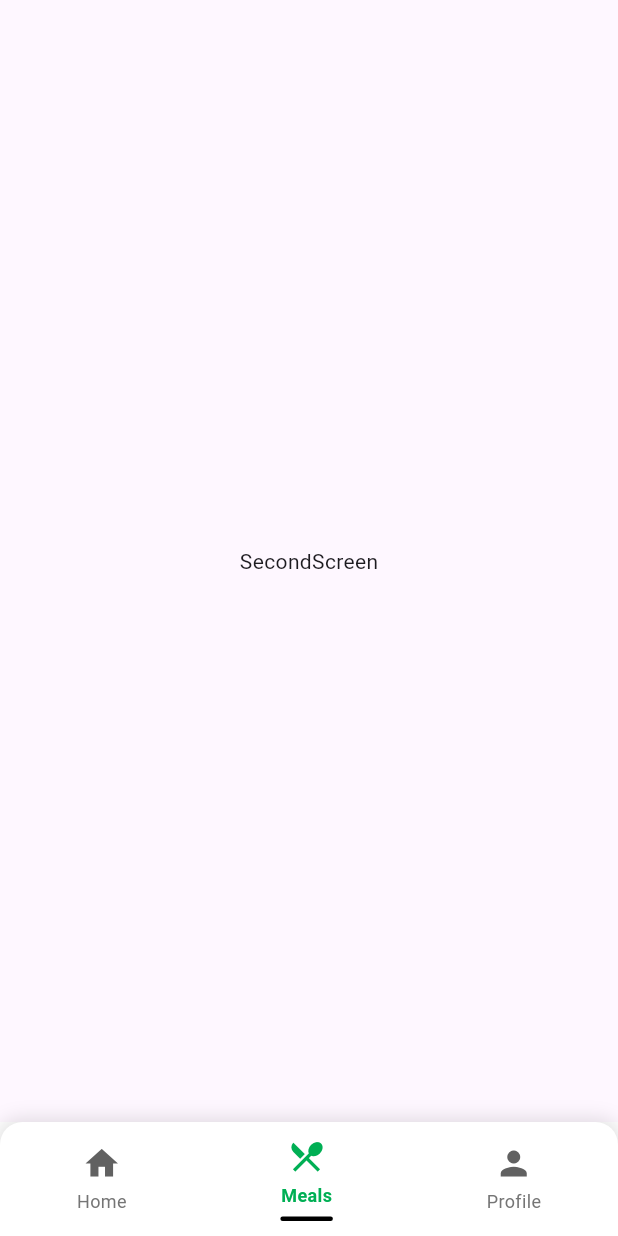
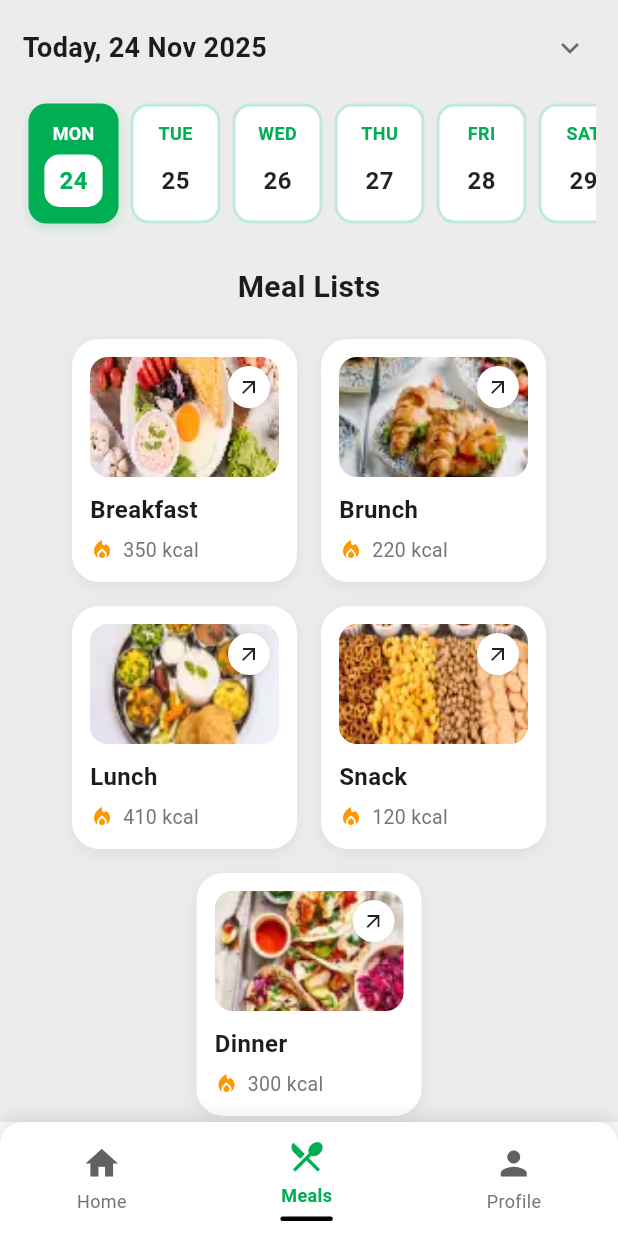
Before and after one commit to NAUSHAD-APPARATUS/Diet_plan, a Flutter app: the screen it shows once a user with an empty profile is signed in, item 2 of the bottom bar chosen, on a phone screen of 412 x 824 dp. Run offline on Flutter 3.47's test engine with Material 3 defaults, Android fonts, the phone set to English and light mode, and no system bars; our stand-ins replace firebase_auth, firebase_core, google_sign_in; accounts and stored records are empty.

Commit message:
updated code

```diff
--- a/lib/Diet_Preference.dart
+++ b/lib/Diet_Preference.dart
@@ -1,20 +1,10 @@
-
-import 'dart:math';
-
+import 'package:flutter/material.dart';
 import 'package:diet_plan_app/Health_Coditions.dart';
-
-import 'package:flutter/material.dart';
-import 'package:flutter/services.dart';
-import 'package:diet_plan_app/firebase_options.dart';
-import 'package:firebase_auth/firebase_auth.dart';
-import 'package:firebase_core/firebase_core.dart';
-
 
 class AppColors {
   AppColors._();
   static const primary = Color(0xFF00AF54);
 }
-
 
 class Diet_preferenceScreen extends StatefulWidget {
   const Diet_preferenceScreen({super.key});
@@ -24,19 +14,35 @@ class Diet_preferenceScreen extends StatefulWidget {
 }
 
 class _Diet_preferenceScreenState extends State<Diet_preferenceScreen> {
-  String? selectedDiet;
+  final List<String> _options = [
+    'Veg',
+    'Non-Veg',
+    'Vegan',
+    'Eggetarian',
+    'Keto / Low-Carb',
+  ];
 
+  late final Map<String, bool> _selected;
 
   @override
-  void dispose() {
-    super.dispose();
+  void initState() {
+    super.initState();
+    _selected = {for (final o in _options) o: false};
   }
 
+  bool get _anySelected => _selected.values.any((v) => v);
 
-  Widget _diet(String label) {
-    final bool isSelected = selectedDiet == label;
+  void _onCheckboxChanged(String label, bool? value) {
+    setState(() {
+      _selected[label] = value ?? false;
+    });
+  }
+
+  Widget _optionTile(String label) {
+    final isSelected = _selected[label] ?? false;
+
     return GestureDetector(
-      onTap: () => setState(() => selectedDiet = label),
+      onTap: () => _onCheckboxChanged(label, !isSelected),
       child: Container(
         width: double.infinity,
         height: 46,
@@ -44,7 +50,10 @@ class _Diet_preferenceScreenState extends State<Diet_preferenceScreen> {
           color: isSelected ? AppColors.primary : Colors.grey[200],
           borderRadius: BorderRadius.circular(15),
         ),
-        alignment: Alignment.center,
+        padding: const EdgeInsets.symmetric(horizontal: 16),
+        child: Row(
+          children: [
+            Expanded(
               child: Text(
                 label,
                 style: TextStyle(
@@ -54,16 +63,51 @@ class _Diet_preferenceScreenState extends State<Diet_preferenceScreen> {
                 ),
               ),
             ),
+            SizedBox(
+              width: 32,
+              height: 32,
+              child: Theme(
+                data: Theme.of(context).copyWith(
+                  unselectedWidgetColor: isSelected ? Colors.white : Colors.grey.shade600,
+                ),
+                child: Checkbox(
+                  value: isSelected,
+                  onChanged: (v) => _onCheckboxChanged(label, v),
+                  shape: const CircleBorder(),
+                  side: BorderSide(color: isSelected ? Colors.white : Colors.grey.shade600),
+                  activeColor: isSelected ? Colors.white : AppColors.primary,
+                  checkColor: isSelected ? AppColors.primary : Colors.white,
+                ),
+              ),
+            ),
+          ],
+        ),
+      ),
     );
   }
 
+  void _onContinue() {
+    if (!_anySelected) {
+      ScaffoldMessenger.of(context).showSnackBar(
+        const SnackBar(content: Text('Please select at least one diet preference')),
+      );
+      return;
+    }
 
+    // If you need to pass the selected options forward, build a list here:
+    final selectedList = _selected.entries.where((e) => e.value).map((e) => e.key).toList();
 
+    // Example: print or pass to next screen
+    // print(selectedList);
 
+    Navigator.push(
+      context,
+      MaterialPageRoute(builder: (_) => const Health_ConditionsScreen()),
+    );
+  }
 
   @override
   Widget build(BuildContext context) {
-    final bool selectionEmpty = (selectedDiet?.trim().isEmpty ?? false);
     return Scaffold(
       backgroundColor: Colors.white,
       body: Center(
@@ -80,49 +124,29 @@ class _Diet_preferenceScreenState extends State<Diet_preferenceScreen> {
                   style: TextStyle(
                     fontSize: 20,
                     fontWeight: FontWeight.w700,
-                      color: AppColors.primary),
+                    color: AppColors.primary,
+                  ),
                 ),
                 const SizedBox(height: 20),
-                _diet('Veg'),
+                _optionTile('Veg'),
                 const SizedBox(height: 12),
-                _diet('Non-Veg'),
+                _optionTile('Non-Veg'),
                 const SizedBox(height: 12),
-                _diet('Vegan'),
+                _optionTile('Vegan'),
                 const SizedBox(height: 12),
-                _diet('Eggetarian'),
+                _optionTile('Eggetarian'),
                 const SizedBox(height: 12),
-                _diet('Keto / Low-Carb'),
-
+                _optionTile('Keto / Low-Carb'),
                 const SizedBox(height: 20),
                 SizedBox(
                   width: double.infinity,
                   child: ElevatedButton(
                     style: ElevatedButton.styleFrom(
                       backgroundColor: AppColors.primary,
-                      padding: const EdgeInsets.symmetric(
-                        horizontal: 115,
-                        vertical: 18,
+                      padding: const EdgeInsets.symmetric(horizontal: 115, vertical: 18),
+                      shape: RoundedRectangleBorder(borderRadius: BorderRadius.circular(15)),
                     ),
-                      shape: RoundedRectangleBorder(
-                        borderRadius: BorderRadius.circular(15),
-                      ),
-                    ),
-                    onPressed: selectionEmpty ? null : () {
-                      if (selectedDiet == null || selectedDiet!.trim().isEmpty) {
-                        ScaffoldMessenger.of(context).showSnackBar(
-                          const SnackBar(
-                            content: Text(
-                              "Please fill all fields",
-                              style: TextStyle(color: Colors.white),),
-                          ),
-                        );
-                        return;
-                      }
-                      Navigator.push(
-                        context,
-                        MaterialPageRoute(builder: (_) => Health_ConditionsScreen()),
-                      );
-                    },
+                    onPressed: _onContinue,
                     child: const Text(
                       "Continue",
                       style: TextStyle(color: Colors.white, fontSize: 15),
--- a/lib/Home/firstScreen.dart
+++ b/lib/Home/home.dart
@@ -10,7 +10,7 @@ import 'package:diet_plan_app/firebase_options.dart';
 import 'package:firebase_auth/firebase_auth.dart';
 import 'package:firebase_core/firebase_core.dart';
 
-import 'mothly.dart';
+import 'monthly.dart';
 
 class AppColors {
   AppColors._();
--- a/lib/Home_Page.dart
+++ b/lib/Home_Page.dart
@@ -1,5 +1,5 @@
-import 'package:diet_plan_app/Meals/SecondScreen.dart';
-import 'package:diet_plan_app/Home/firstScreen.dart';
+import 'package:diet_plan_app/Meals/meals.dart';
+import 'package:diet_plan_app/Home/home.dart';
 import 'package:flutter/material.dart';
 import 'package:firebase_auth/firebase_auth.dart';
 import 'package:diet_plan_app/firebase_options.dart';
--- a/lib/Meals/SecondScreen.dart
+++ /dev/null
@@ -1,58 +0,0 @@
-import 'dart:math';
-
-import 'package:diet_plan_app/Get_Started.dart';
-import 'package:diet_plan_app/Home_Page.dart';
-import 'package:flutter/material.dart';
-import 'package:flutter/services.dart';
-import 'package:diet_plan_app/firebase_options.dart';
-import 'package:firebase_auth/firebase_auth.dart';
-import 'package:firebase_core/firebase_core.dart';
-
-class AppColors {
-  AppColors._();
-  static const primary = Color(0xFF00AF54);
-}
-
-void main() async {
-  WidgetsFlutterBinding.ensureInitialized();
-  await Firebase.initializeApp(options: DefaultFirebaseOptions.currentPlatform);
-  runApp(const Second());
-}
-
-class Second extends StatelessWidget {
-  const Second({super.key});
-
-  @override
-  Widget build(BuildContext context) {
-    return MaterialApp(
-      debugShowCheckedModeBanner: false,
-      title: 'Diet Plan',
-      theme: ThemeData(primarySwatch: Colors.green),
-      home: const SecondScreen(),
-    );
-  }
-}
-
-class SecondScreen extends StatefulWidget {
-  const SecondScreen({super.key});
-
-  @override
-  State<SecondScreen> createState() =>
-      _SecondScreenState();
-}
-
-class _SecondScreenState extends State<SecondScreen> {
-
-
-
-
-  @override
-  Widget build(BuildContext context) {
-    return Scaffold(
-      body: Center(
-        child: Text("SecondScreen"),
-      ),
-
-    );
-  }
-}
--- /dev/null
+++ b/lib/Meals/meals.dart
@@ -0,0 +1,413 @@
+// main.dart
+import 'package:flutter/material.dart';
+import 'package:firebase_core/firebase_core.dart';
+import 'package:diet_plan_app/firebase_options.dart'; // adjust if needed
+
+class AppColors {
+  AppColors._();
+  static const primary = Color(0xFF00AF54);
+  static const bgColor = Color(0xFFececec);
+ }
+
+void main() async {
+  WidgetsFlutterBinding.ensureInitialized();
+  await Firebase.initializeApp(options: DefaultFirebaseOptions.currentPlatform);
+  runApp(const Second());
+}
+
+class Second extends StatelessWidget {
+  const Second({super.key});
+
+  @override
+  Widget build(BuildContext context) {
+    return MaterialApp(
+      debugShowCheckedModeBanner: false,
+      title: 'Diet Plan',
+      theme: ThemeData(primarySwatch: Colors.green),
+      home: const SecondScreen(),
+    );
+  }
+}
+
+class SecondScreen extends StatefulWidget {
+  const SecondScreen({super.key});
+
+  @override
+  State<SecondScreen> createState() => _SecondScreenState();
+}
+
+class _SecondScreenState extends State<SecondScreen> {
+  DateTime selectedDate = DateTime.now();
+
+  List<DateTime> getWeekDates(DateTime center) {
+    // Build a small week window centered on the selected week (Mon..Sun)
+    // We'll show Monday..Saturday as in screenshot (or 7 days) starting from Monday of this week.
+    final monday = center.subtract(Duration(days: center.weekday - 1));
+    return List.generate(7, (i) => DateTime(monday.year, monday.month, monday.day + i));
+  }
+
+  String shortWeekday(DateTime d) {
+    switch (d.weekday) {
+      case DateTime.monday:
+        return 'MON';
+      case DateTime.tuesday:
+        return 'TUE';
+      case DateTime.wednesday:
+        return 'WED';
+      case DateTime.thursday:
+        return 'THU';
+      case DateTime.friday:
+        return 'FRI';
+      case DateTime.saturday:
+        return 'SAT';
+      case DateTime.sunday:
+        return 'SUN';
+      default:
+        return '';
+    }
+  }
+
+  String monthName(int m) {
+    const months = [
+      'Jan', 'Feb', 'Mar', 'Apr', 'May', 'Jun',
+      'Jul', 'Aug', 'Sep', 'Oct', 'Nov', 'Dec'
+    ];
+    return months[m - 1];
+  }
+
+  @override
+  Widget build(BuildContext context) {
+    final weekDates = getWeekDates(selectedDate);
+
+    return Scaffold(
+      backgroundColor: AppColors.bgColor,
+      body: SafeArea(
+        child: SingleChildScrollView(
+          padding: const EdgeInsets.fromLTRB(15, 15, 15, 30),
+          child: Column(
+            mainAxisAlignment: MainAxisAlignment.center,
+            crossAxisAlignment: CrossAxisAlignment.center,
+            children: [
+              // --- Date header ---
+              DateHeader(
+                selectedDate: selectedDate,
+                onTapChevron: () {
+                  // example action: go to next week on chevron tap
+                  setState(() {
+                    selectedDate = selectedDate.add(const Duration(days: 7));
+                  });
+                },
+              ),
+
+              const SizedBox(height: 12),
+
+              // --- Horizontal date pills ---
+              SizedBox(
+                height: 96,
+                child: ListView.separated(
+                  scrollDirection: Axis.horizontal,
+                  itemCount: weekDates.length,
+                  padding: const EdgeInsets.symmetric(horizontal: 4),
+                  separatorBuilder: (_, __) => const SizedBox(width: 8),
+                  itemBuilder: (context, index) {
+                    final d = weekDates[index];
+                    final isSelected = d.year == selectedDate.year &&
+                        d.month == selectedDate.month &&
+                        d.day == selectedDate.day;
+
+                    return Padding(
+                      padding: const EdgeInsets.symmetric(vertical: 8),
+                      child: GestureDetector(
+                        onTap: () {
+                          setState(() {
+                            selectedDate = d;
+                          });
+                        },
+                        child: DatePill(
+                          weekday: shortWeekday(d),
+                          dayNumber: d.day.toString(),
+                          isSelected: isSelected,
+                        ),
+                      ),
+                    );
+                  },
+                ),
+              ),
+              const SizedBox(height: 20),
+
+              Row(
+                mainAxisAlignment: MainAxisAlignment.center,
+                children: const [
+                  Text(
+                    "Meal Lists",
+                    style: TextStyle(fontSize: 20, fontWeight: FontWeight.bold),
+                  ),
+                ],
+              ),
+
+              const SizedBox(height: 20),
+
+              Column(
+                children: [
+                  Row(
+                    mainAxisAlignment: MainAxisAlignment.center,
+                    children: const [
+                      MealCard(
+                        title: "Breakfast",
+                        kcal: "350",
+                        imagePath:"assets/images/breakfast.webp",
+                      ),
+                      SizedBox(width: 16),
+                      MealCard(
+                        title: "Brunch",
+                        kcal: "220",
+                        imagePath:"assets/images/brunch.webp",
+                      ),
+                    ],
+                  ),
+
+                  const SizedBox(height: 16),
+
+                  Row(
+                    mainAxisAlignment: MainAxisAlignment.center,
+                    children: const [
+                      MealCard(
+                        title: "Lunch",
+                        kcal: "410",
+                        imagePath:"assets/images/lunch.webp",
+                      ),
+                      SizedBox(width: 16),
+                      MealCard(
+                        title: "Snack",
+                        kcal: "120",
+                        imagePath:"assets/images/snacks.webp",
+                      ),
+                    ],
+                  ),
+
+                  const SizedBox(height: 16),
+
+                  Row(
+                    mainAxisAlignment: MainAxisAlignment.center,
+                    children: const [
+                      MealCard(
+                        title: "Dinner",
+                        kcal: "300",
+                        imagePath:"assets/images/dinner.webp",
+                      ),
+                    ],
+                  ),
+
+                  const SizedBox(height: 30),
+                ],
+              ),
+            ],
+          ),
+        ),
+      ),
+    );
+  }
+}
+class DateHeader extends StatelessWidget {
+  final DateTime selectedDate;
+  final VoidCallback? onTapChevron;
+
+  const DateHeader({super.key, required this.selectedDate, this.onTapChevron});
+
+  String monthName(int m) {
+    const months = [
+      'Jan', 'Feb', 'Mar', 'Apr', 'May', 'Jun',
+      'Jul', 'Aug', 'Sep', 'Oct', 'Nov', 'Dec'
+    ];
+    return months[m - 1];
+  }
+
+  @override
+  Widget build(BuildContext context) {
+    final text = 'Today, ${selectedDate.day} ${monthName(selectedDate.month)} ${selectedDate.year}';
+    return Row(
+      children: [
+        Expanded(
+          child: Text(
+            text,
+            style: const TextStyle(fontSize: 18, fontWeight: FontWeight.w700),
+          ),
+        ),
+        GestureDetector(
+          onTap: onTapChevron,
+          child: Container(
+            height: 34,
+            width: 34,
+            decoration: BoxDecoration(
+              color: Colors.transparent,
+              borderRadius: BorderRadius.circular(8),
+            ),
+            child: const Icon(Icons.keyboard_arrow_down, color: Colors.black54),
+          ),
+        ),
+      ],
+    );
+  }
+}
+
+class DatePill extends StatelessWidget {
+  final String weekday;
+  final String dayNumber;
+  final bool isSelected;
+
+  const DatePill({
+    super.key,
+    required this.weekday,
+    required this.dayNumber,
+    this.isSelected = false,
+  });
+
+  @override
+  Widget build(BuildContext context) {
+    // unselected: white background with green outline and small rounded shape (like screenshot)
+    return Container(
+      width: 60,
+      padding: const EdgeInsets.symmetric(vertical: 8, horizontal: 8),
+      decoration: BoxDecoration(
+        color: isSelected ? AppColors.primary : Colors.white,
+        borderRadius: BorderRadius.circular(12),
+        border: isSelected ? null : Border.all(color: AppColors.primary.withOpacity(0.25), width: 2),
+        boxShadow: isSelected ? [BoxShadow(color: AppColors.primary.withOpacity(0.18), blurRadius: 6, offset: const Offset(0,3))] : [],
+      ),
+      child: Column(
+        mainAxisSize: MainAxisSize.min,
+        mainAxisAlignment: MainAxisAlignment.center,
+        crossAxisAlignment: CrossAxisAlignment.center,
+        children: [
+          Text(
+            weekday,
+            style: TextStyle(
+              fontSize: 12,
+              fontWeight: FontWeight.w600,
+              color: isSelected ? Colors.white : AppColors.primary,
+            ),
+          ),
+          const SizedBox(height: 6),
+          Container(
+            padding: const EdgeInsets.symmetric(vertical: 6, horizontal: 10),
+            decoration: BoxDecoration(
+              color: isSelected ? Colors.white : Colors.transparent,
+              borderRadius: BorderRadius.circular(10),
+            ),
+            child: Text(
+              dayNumber,
+              style: TextStyle(
+                fontSize: 16,
+                fontWeight: FontWeight.w700,
+                color: isSelected ? AppColors.primary : Colors.black87,
+              ),
+            ),
+          )
+        ],
+      ),
+    );
+  }
+}
+
+class MealCard extends StatelessWidget {
+  final String title;
+  final String kcal;
+  final String imagePath;
+  final VoidCallback? onTap;
+
+  const MealCard({
+    super.key,
+    required this.title,
+    required this.kcal,
+    required this.imagePath,
+    this.onTap,
+  });
+
+  @override
+  Widget build(BuildContext context) {
+    return GestureDetector(
+      onTap: onTap,
+      child: Container(
+        width: 150,
+        padding: const EdgeInsets.all(12),
+        decoration: BoxDecoration(
+          color: Colors.white,
+          borderRadius: BorderRadius.circular(18),
+          boxShadow: [
+            BoxShadow(
+              color: Colors.black.withOpacity(0.06),
+              blurRadius: 8,
+              offset: const Offset(0, 3),
+            ),
+          ],
+        ),
+        child: Column(
+          crossAxisAlignment: CrossAxisAlignment.start,
+          children: [
+            // image + arrow icon
+            Stack(
+              children: [
+                ClipRRect(
+                  borderRadius: BorderRadius.circular(12),
+                  child: Image.asset(
+                    imagePath,
+                    height: 80,
+                    width: double.infinity,
+                    fit: BoxFit.cover,
+                    errorBuilder: (context, error, _) {
+                      return Container(
+                        height: 80,
+                        alignment: Alignment.center,
+                        decoration: BoxDecoration(
+                          color: Colors.grey.shade200,
+                          borderRadius: BorderRadius.circular(12),
+                        ),
+                        child: Icon(Icons.fastfood, size: 34, color: Colors.grey.shade600),
+                      );
+                    },
+                  ),
+                ),
+                Positioned(
+                  right: 6,
+                  top: 6,
+                  child: Container(
+                    height: 28,
+                    width: 28,
+                    decoration: BoxDecoration(
+                      color: Colors.white,
+                      shape: BoxShape.circle,
+                      boxShadow: [
+                        BoxShadow(color: Colors.black.withOpacity(0.1), blurRadius: 4)
+                      ],
+                    ),
+                    child: const Icon(Icons.arrow_outward, size: 16),
+                  ),
+                ),
+              ],
+            ),
+
+            const SizedBox(height: 10),
+
+            Text(
+              title,
+              style: const TextStyle(fontSize: 16, fontWeight: FontWeight.w600),
+            ),
+
+            const SizedBox(height: 6),
+
+            Row(
+              children: [
+                const Icon(Icons.local_fire_department, size: 16, color: Colors.orange),
+                const SizedBox(width: 6),
+                Text(
+                  "$kcal kcal",
+                  style: TextStyle(fontSize: 13, color: Colors.grey.shade600),
+                ),
+              ],
+            ),
+          ],
+        ),
+      ),
+    );
+  }
+}
--- a/lib/login.dart
+++ b/lib/login.dart
@@ -2,6 +2,7 @@ import 'package:diet_plan_app/otp_screen.dart';
 import 'package:flutter/material.dart';
 import 'package:firebase_auth/firebase_auth.dart';
 import 'package:flutter/services.dart';
+import 'package:google_sign_in/google_sign_in.dart';
 import 'Home_Page.dart';
 
 class AppColors {
--- a/lib/main.dart
+++ b/lib/main.dart
@@ -28,6 +28,7 @@ class DietPlanApp extends StatelessWidget {
           if (snapshot.connectionState == ConnectionState.waiting) {
             return const Scaffold(body: Center(child: CircularProgressIndicator()));
           }
+
           if (snapshot.hasData) {
             return const HomeScreen();
           }
--- a/lib/otp_screen.dart
+++ b/lib/otp_screen.dart
@@ -45,7 +45,6 @@ class _OtpScreenState extends State<OtpScreen> {
       await FirebaseAuth.instance.signInWithCredential(credential);
       //FirebaseAuth.instance.setSettings(appVerificationDisabledForTesting: true);
 
-      // Ensure currentUser is up-to-date (useful on web)
       await FirebaseAuth.instance.currentUser?.reload();
       final user = FirebaseAuth.instance.currentUser;
 
@@ -56,7 +55,6 @@ class _OtpScreenState extends State<OtpScreen> {
         return;
       }
 
-      // Navigate directly to Home (no Firestore checks)
       Navigator.of(context).pushAndRemoveUntil(
         MaterialPageRoute(builder: (_) => const HomeScreen()),
             (route) => false,
```
Also changed, not shown: assets/images/breakfast.webp (added), assets/images/brunch.webp (added), assets/images/dinner.webp (added), assets/images/lunch.webp (added), assets/images/snacks.webp (added), lib/Home/monthly.dart (renamed from lib/Home/mothly.dart), lib/Meals/breakfast.dart (added), lib/Meals/brunch.dart (added), lib/Meals/dinner.dart (added), lib/Meals/lunch.dart (added), lib/Meals/snacks.dart (added). Lines whose indentation alone changed are shown as unchanged.
